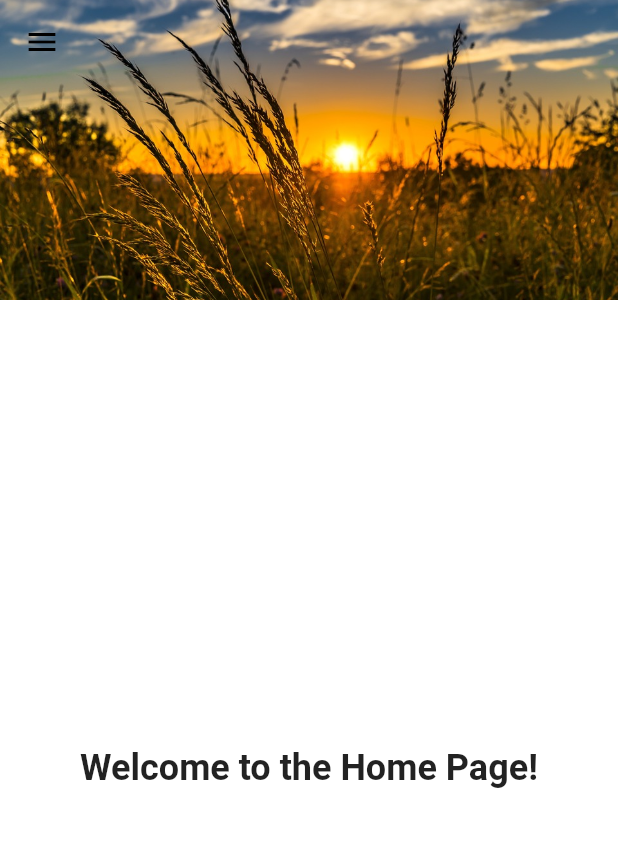
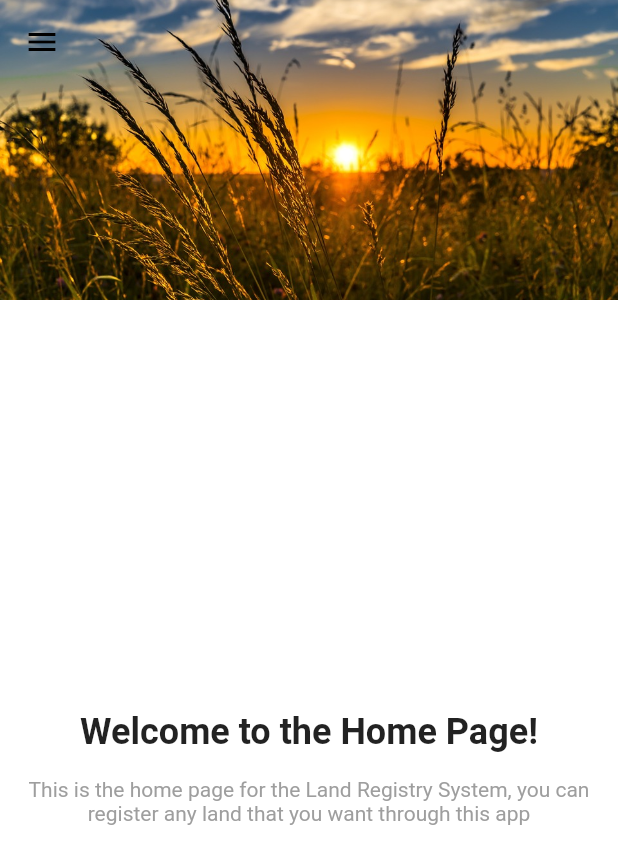
Before and after one commit to smazharzaidi/landregistryapp, a Flutter app: the HomePage screen opened directly, on a phone screen of 412 x 824 dp. Shown: the top 864 px of the screen. Run offline on Flutter 3.47's test engine with Material 2 defaults, Android fonts, the phone set to English and light mode, and no system bars; our stand-ins replace cloud_firestore, firebase_auth, firebase_core, google_fonts, google_maps_flutter; accounts and stored records are empty.

Commit message:
Kuch bhi 7

```diff
--- a/lib/help_support.dart
+++ b/lib/help_support.dart
@@ -29,6 +29,8 @@ class _HelpSupportPageState extends State<HelpSupportPage> {
       answer: 'To set up your system, you need to have sign up with your correct credentials, then you will be provided with step by setp guidelines. Follow those instructions provided to set up your account. you can login again to see further updates',
     ),
   ];
+
+
 
   void _openDrawer(BuildContext context) {
     Scaffold.of(context).openDrawer();
--- a/lib/homepage.dart
+++ b/lib/homepage.dart
@@ -90,12 +90,26 @@ class HomePage extends StatelessWidget {
           SliverFillRemaining(
             hasScrollBody: false,
             child: Center(
-              child: Text(
-                'Welcome to the Home Page!',
-                style: TextStyle(
-                  fontSize: 24,
-                  fontWeight: FontWeight.bold,
-                ),
+              child: Column(
+                mainAxisAlignment: MainAxisAlignment.center,
+                children: [
+                  Text(
+                    'Welcome to the Home Page!',
+                    style: TextStyle(
+                      fontSize: 24,
+                      fontWeight: FontWeight.bold,
+                    ),
+                  ),
+                  SizedBox(height: 16),
+                  Text(
+                    'This is the home page for the Land Registry System, you can register any land that you want through this app',
+                    style: TextStyle(
+                      fontSize: 14,
+                      color: Colors.grey,
+                    ),
+                    textAlign: TextAlign.center,
+                  ),
+                ],
               ),
             ),
           ),
```
